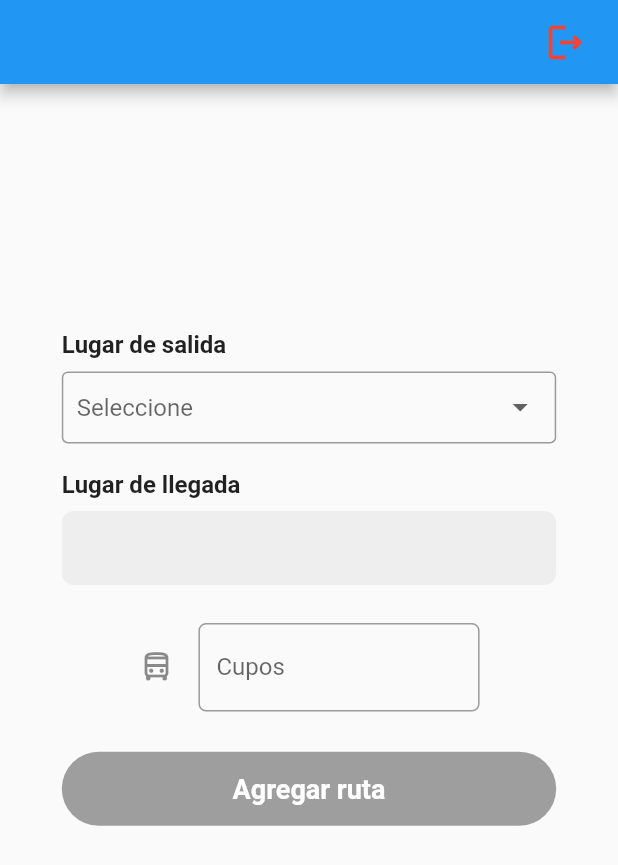
After one commit to jivandaza/project_agiles, a Flutter app: the ChoferPage screen opened directly, on a phone screen of 412 x 824 dp. The commit adds this screen. Shown: the top 865 px of the screen. Run offline on Flutter 3.47's test engine with Material 2 defaults, Android fonts, the phone set to English and light mode, and no system bars; our stand-ins replace cloud_firestore, firebase_auth, get, quickalert; missing offline and left inert: transporte; accounts and stored records are empty.

Commit message:
Create pages chofer project

```diff
--- /dev/null
+++ b/lib/pages/chofer/chofer_page.dart
@@ -0,0 +1,191 @@
+import 'package:firebase_auth/firebase_auth.dart';
+import 'package:flutter/material.dart';
+import 'package:get/get.dart';
+import 'package:project_agiles/provider/ruta_form_provider.dart';
+import 'package:project_agiles/services/ruta_servive.dart';
+import 'package:project_agiles/services/user_service.dart';
+import 'package:project_agiles/widgets/button_blue.dart';
+import 'package:project_agiles/widgets/card_ruta.dart';
+import 'package:project_agiles/widgets/dropdow.dart';
+import 'package:provider/provider.dart';
+
+import '../../models/user_model.dart';
+import '../../widgets/text_input.dart';
+import '../inicio_page.dart';
+
+class ChoferPage extends StatefulWidget {
+  const ChoferPage({super.key});
+  @override
+  State<ChoferPage> createState() => _ChoferPageState();
+}
+
+class _ChoferPageState extends State<ChoferPage> {
+  @override
+  Widget build(BuildContext context) {
+
+    final userService = Provider.of<UserService>(context, listen: false);
+    final user = userService.user;
+
+    return Scaffold(
+      appBar: AppBar(
+        title: Text(user.nombre),
+        centerTitle: true,
+        actions: [
+          Container(
+            margin: const EdgeInsets.only(right: 20),
+            child: InkWell(
+              onTap: () async {
+                await FirebaseAuth.instance.signOut();
+                Get.offAll(const InicioPage());
+              },
+              child: const Icon(Icons.logout_outlined ,color: Colors.red, size: 30,),
+            ),
+          )
+        ],
+      ),
+      body:  userService.user.ruta ? RutaExistente()
+      : ChangeNotifierProvider(
+        create: ( _ ) => RutaFormProvider(),
+        child: FormChofer(user: user,)
+      )
+    );
+  }
+}
+
+class RutaExistente extends StatelessWidget {
+  const RutaExistente({super.key});
+
+  @override
+  Widget build(BuildContext context) {
+
+    return Center(
+      child: Column(
+        mainAxisAlignment: MainAxisAlignment.center,
+        children: [
+          CardRutaChofer(),
+          ButtonBlue(label: 'Finalizar Ruta', onPressed: () async{
+            final rutaService = Provider.of<RutaService>(context, listen: false);
+            final ruta = rutaService.ruta;
+            final userService = Provider.of<UserService>(context, listen: false);
+            final user = userService.user;
+            print(ruta.nombre);
+            user.ruta = false;
+            ruta.estado = false;
+            await userService.updateUser(user);
+            await rutaService.updateEstadoRuta(ruta);
+            Get.offAll(ChoferPage());
+          },)
+        ],
+      ),
+    );
+  }
+}
+
+class FormChofer extends StatefulWidget {
+  const FormChofer({super.key, required this.user});
+
+  final Users user;
+  @override
+  State<FormChofer> createState() => _FormChoferState();
+}
+
+class _FormChoferState extends State<FormChofer> {
+
+  final puestoCtrl = TextEditingController();
+  String destino = '';
+  String salida = '';
+  String puesto = '';
+
+
+  @override
+  Widget build(BuildContext context) {
+
+    List lugar = ['Atanquez', 'Valledupar'];
+    final size = MediaQuery.of(context).size;
+    final rutaForm = Provider.of<RutaFormProvider>(context);
+    final ruta = rutaForm.ruta;
+
+    return Scaffold(
+      body: SingleChildScrollView(
+        child: Form(
+          key: rutaForm.key,
+          autovalidateMode: AutovalidateMode.onUserInteraction,
+          onChanged: rutaForm.validForm,
+          child: Container(
+            margin: EdgeInsets.symmetric(horizontal: size.width * 0.1 ),
+            height: size.height * 0.8,
+            child: Column(
+              crossAxisAlignment: CrossAxisAlignment.start,
+              mainAxisAlignment: MainAxisAlignment.center,
+              children: [
+                Dropdown(data: lugar, tipo: 'Lugar de salida',
+                  onChange:(value) {
+                    setState(() {
+                      salida = value!;
+                      (value == 'Atanquez') ? destino = 'Valledupar' : destino = 'Atanquez';
+                      print('destino: ${destino}');
+                      print(salida);
+                    });
+                  },
+                  validator: (value) {
+                   return salida == '' ? 'Seleccione lugar de salida' : null;
+                  },
+                ),
+                const SizedBox(height: 10,),
+                const Text('Lugar de llegada', style: TextStyle(fontWeight: FontWeight.bold, fontSize: 16),),
+                const SizedBox(height: 8,),
+                Container(
+                  width: double.infinity,
+                  height: size.height * 0.06,
+                  decoration: BoxDecoration(
+                    color: Colors.grey[200],
+                    borderRadius: BorderRadius.circular(8)
+                  ),
+                  child: (destino == '') ? null
+                    : Center(child: Text(destino, style: const TextStyle(fontSize: 18, fontWeight: FontWeight.w500),)),
+                ),
+                const SizedBox(height: 15,),
+                CustomTextFormInt(
+                  controller: puestoCtrl,
+                  icon: Icons.directions_bus_outlined,
+                  keyboardType: TextInputType.number,
+                  label: 'Cupos',
+                  placeholder: 'Cantidad de cupos',
+                  onChange: (value) => ruta.cupo = value,
+                  validator: (value) {
+                    if(value! != ''){
+                      final parse = int.parse(value);
+                      print(parse);
+                      return parse <= 4 && parse > 0 ? null : '1 a 4 Cupos permitido';
+                    }
+                    return value.isEmpty ? 'Agregar Cupos': null;
+                  },
+                ),
+                ButtonBlue(label: 'Agregar ruta', onPressed: rutaForm.isValid ? () async{
+                  FocusManager.instance.primaryFocus?.unfocus();
+                  ruta.idUser = widget.user.id;
+                  ruta.llegada = destino;
+                  ruta.salida = salida;
+                  ruta.placa = widget.user.placa;
+                  ruta.nombre = widget.user.nombre;
+                  ruta.telefono = widget.user.telefono;
+                  final rutaService = Provider.of<RutaService>(context, listen: false);
+                  final userService = Provider.of<UserService>(context, listen: false);
+                  bool paso = await rutaService.createRuta(ruta);
+                  print(paso);
+                  if(paso){
+                    widget.user.ruta = true;
+                    print('actualizar comienzo');
+                    await userService.updateUser(widget.user);
+                    Get.offAll(ChoferPage());
+                  }else print('no paso');
+                }: null
+              )
+              ],
+            ),
+          ),
+        ),
+      ),
+    );
+  }
+}
--- a/lib/pages/home_page.dart
+++ b/lib/pages/home_page.dart
@@ -2,13 +2,13 @@ import 'package:firebase_auth/firebase_auth.dart';
 import 'package:flutter/material.dart';
 import 'package:get/get.dart';
 import 'package:project_agiles/models/user_model.dart';
+import 'package:project_agiles/pages/chofer/chofer_page.dart';
 import 'package:project_agiles/pages/inicio_page.dart';
 import 'package:project_agiles/pages/rutas_page.dart';
 import 'package:project_agiles/services/chofer_service.dart';
 import 'package:provider/provider.dart';
 import 'package:transporte/pages/admin/agregar_chofer.dart';
 import 'package:transporte/pages/admin/lista_mod_choferes.dart';
-import 'package:transporte/pages/chofer/chofer_page.dart';
 
 import '../services/ruta_servive.dart';
 import '../widgets/cards.dart';
```
